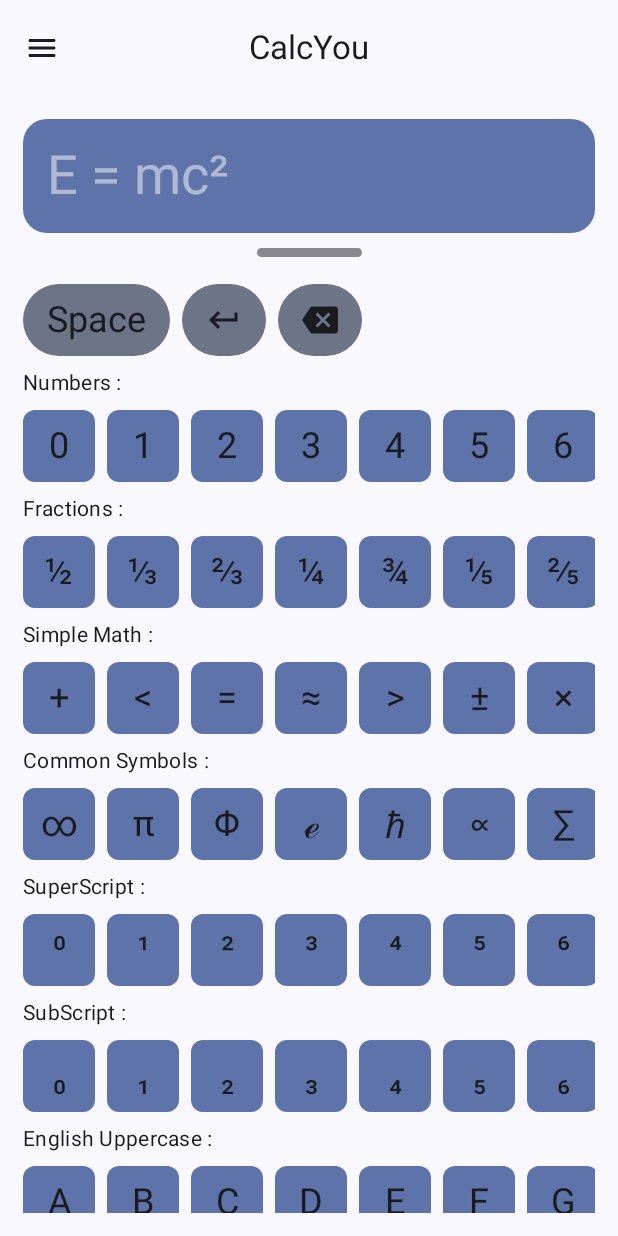
After one commit to you-apps/CalcYou, an Android app built with Jetpack Compose: the CharacterInputScreen screen opened through its navigation route, on a phone screen of 412 x 824 dp. The commit adds this screen. Run offline under Robolectric (Android 15) with nearby library versions, the phone set to English and light mode, and no system bars; libraries missing offline, so code that uses them is left out: org.javia.arity.

Commit message:
feat: add a character input pad

```diff
--- a/app/src/main/java/net/youapps/calcyou/Destination.kt
+++ b/app/src/main/java/net/youapps/calcyou/Destination.kt
@@ -25,6 +25,7 @@
     object Calculator : Destination("calculator")
 
     object Converters : Destination("converters")
+    object CharacterInput : Destination("character_input")
     sealed class Converter(
         override val route: String,
         @StringRes val resId: Int,
--- a/app/src/main/java/net/youapps/calcyou/NavHost.kt
+++ b/app/src/main/java/net/youapps/calcyou/NavHost.kt
@@ -6,6 +6,7 @@
 import androidx.navigation.compose.NavHost
 import androidx.navigation.compose.composable
 import net.youapps.calcyou.ui.CalculatorScreen
+import net.youapps.calcyou.ui.screens.CharacterInputScreen
 import net.youapps.calcyou.ui.screens.ConverterGridScreen
 import net.youapps.calcyou.ui.screens.ConverterScreen
 
@@ -26,6 +27,10 @@
             })
         }
 
+        composable(route = Destination.CharacterInput.route) {
+            CharacterInputScreen()
+        }
+
         Destination.Converter.values.forEach { converter ->
             composable(route = converter.route) {
                 ConverterScreen(converter = converter.converter, converterName = converter.resId)
--- /dev/null
+++ b/app/src/main/java/net/youapps/calcyou/data/InsertText.kt
@@ -0,0 +1,38 @@
+package net.youapps.calcyou.data
+
+import androidx.compose.ui.text.TextRange
+import androidx.compose.ui.text.input.TextFieldValue
+import androidx.compose.ui.text.input.getSelectedText
+import androidx.compose.ui.text.input.getTextAfterSelection
+import androidx.compose.ui.text.input.getTextBeforeSelection
+
+fun TextFieldValue.insertText(insertText: String): TextFieldValue {
+    val maxChars = text.length
+    val textBeforeSelection = getTextBeforeSelection(maxChars)
+    val textAfterSelection = getTextAfterSelection(maxChars)
+    val newText = "$textBeforeSelection$insertText$textAfterSelection"
+    val newCursorPosition = textBeforeSelection.length + insertText.length
+    return TextFieldValue(
+        text = newText,
+        selection = TextRange(newCursorPosition)
+    )
+}
+
+fun TextFieldValue.backSpace(): TextFieldValue {
+    val maxChars = text.length
+    val textBeforeSelection = getTextBeforeSelection(maxChars)
+    val textAfterSelection = getTextAfterSelection(maxChars)
+    val selectedText = getSelectedText()
+    if (textBeforeSelection.isEmpty() && selectedText.isEmpty()) return this
+    val newText =
+        if (selectedText.isEmpty()) {
+            "${textBeforeSelection.dropLast(1)}$textAfterSelection"
+        } else {
+            "$textBeforeSelection$textAfterSelection"
+        }
+    val newCursorPosition = textBeforeSelection.length - if (selectedText.isEmpty()) 1 else 0
+    return TextFieldValue(
+        text = newText,
+        selection = TextRange(newCursorPosition)
+    )
+}
--- /dev/null
+++ b/app/src/main/java/net/youapps/calcyou/data/KeyMap.kt
@@ -0,0 +1,251 @@
+package net.youapps.calcyou.data
+
+object KeyMap {
+    val numbers = arrayOf(
+        "0",
+        "1",
+        "2",
+        "3",
+        "4",
+        "5",
+        "6",
+        "7",
+        "8",
+        "9"
+    )
+    val superscriptNumbers = arrayOf(
+        "\u2070", // ⁰
+        "\u00B9", // ¹
+        "\u00B2", // ²
+        "\u00B3", // ³
+        "\u2074", // ⁴
+        "\u2075", // ⁵
+        "\u2076", // ⁶
+        "\u2077", // ⁷
+        "\u2078", // ⁸
+        "\u2079" // ⁹
+    )
+
+    val subscriptNumbers = arrayOf(
+        "\u2080", // ₀
+        "\u2081", // ₁
+        "\u2082", // ₂
+        "\u2083", // ₃
+        "\u2084", // ₄
+        "\u2085", // ₅
+        "\u2086", // ₆
+        "\u2087", // ₇
+        "\u2088", // ₈
+        "\u2089" // ₉
+    )
+
+    val arrows = arrayOf(
+        "\u2192", // →
+        "\u2190", // ←
+        "\u2191", // ↑
+        "\u2193", // ↓
+        "\u2194", // ↔
+        "\u2195", // ↕
+        "\u21cb", // ⇋
+        "\u21cc", // ⇌
+        "\u21c9", // ⇉
+        "\u21c4", // ⇄
+        "\u21c5", // ⇅
+        "\u21c6", // ⇆
+        "\u21c7", // ⇇
+        "\u21c8", // ⇈
+        "\u21ca", // ⇊
+        "\u21cd", // ⇍
+        "\u21ce", // ⇎
+        "\u21cf", // ⇏
+        "\u21d0", // ⇐
+        "\u21d1", // ⇑
+        "\u21d2", // ⇒
+        "\u21d3", // ⇓
+        "\u21d4", // ⇔
+        "\u21d5", // ⇕
+        "\u219e", // ↞
+        "\u219f", // ↟
+        "\u21a0", // ↠
+        "\u21a1", // ↡
+        "\u21be", // ↾
+        "\u21bf", // ↿
+        "\u21c0", // ⇀
+        "\u21c1", // ⇁
+        "\u21c2", // ⇂
+        "\u21c3" // ⇃
+    )
+
+    val simpleMath = arrayOf(
+        "\u002b", // +
+        "\u003c", // <
+        "\u003d", // =
+        "\u2248", // ≈
+        "\u003e", // >
+        "\u00b1", // ±
+        "\u00d7", // ×
+        "\u00f7", // ÷
+        "\u2044", // ⁄
+        "\u2052", // ⁒
+        "\u00b1", // ±
+        "\u007e", // ~
+        "\u00ac", // ¬
+        "\u2219", // ∙
+        "\u221b", // ∛
+        "\u221c", // ∜
+        "\u2264", // ≤
+        "\u2265" // ≥
+    )
+
+    val englishUppercaseLetters = arrayOf(
+        "\u0041", // A
+        "\u0042", // B
+        "\u0043", // C
+        "\u0044", // D
+        "\u0045", // E
+        "\u0046", // F
+        "\u0047", // G
+        "\u0048", // H
+        "\u0049", // I
+        "\u004A", // J
+        "\u004B", // K
+        "\u004C", // L
+        "\u004D", // M
+        "\u004E", // N
+        "\u004F", // O
+        "\u0050", // P
+        "\u0051", // Q
+        "\u0052", // R
+        "\u0053", // S
+        "\u0054", // T
+        "\u0055", // U
+        "\u0056", // V
+        "\u0057", // W
+        "\u0058", // X
+        "\u0059", // Y
+        "\u005A" // Z
+    )
+
+    val englishLowercaseLetters = arrayOf(
+        "\u0061", // a
+        "\u0062", // b
+        "\u0063", // c
+        "\u0064", // d
+        "\u0065", // e
+        "\u0066", // f
+        "\u0067", // g
+        "\u0068", // h
+        "\u0069", // i
+        "\u006A", // j
+        "\u006B", // k
+        "\u006C", // l
+        "\u006D", // m
+        "\u006E", // n
+        "\u006F", // o
+        "\u0070", // p
+        "\u0071", // q
+        "\u0072", // r
+        "\u0073", // s
+        "\u0074", // t
+        "\u0075", // u
+        "\u0076", // v
+        "\u0077", // w
+        "\u0078", // x
+        "\u0079", // y
+        "\u007A" // z
+    )
+
+    val greekUppercaseLetters = arrayOf(
+        "\u0391", // Α
+        "\u0392", // Β
+        "\u0393", // Γ
+        "\u0394", // Δ
+        "\u0395", // Ε
+        "\u0396", // Ζ
+        "\u0397", // Η
+        "\u0398", // Θ
+        "\u0399", // Ι
+        "\u039A", // Κ
+        "\u039B", // Λ
+        "\u039C", // Μ
+        "\u039D", // Ν
+        "\u039E", // Ξ
+        "\u039F", // Ο
+        "\u03A0", // Π
+        "\u03A1", // Ρ
+        "\u03A3", // Σ
+        "\u03A4", // Τ
+        "\u03A5", // Υ
+        "\u03A6", // Φ
+        "\u03A7", // Χ
+        "\u03A8", // Ψ
+        "\u03A9" // Ω
+    )
+    val greekLowercaseLetters = arrayOf(
+        "\u03B1", // α
+        "\u03B2", // β
+        "\u03B3", // γ
+        "\u03B4", // δ
+        "\u03B5", // ε
+        "\u03B6", // ζ
+        "\u03B7", // η
+        "\u03B8", // θ
+        "\u03B9", // ι
+        "\u03BA", // κ
+        "\u03BB", // λ
+        "\u03BC", // μ
+        "\u03BD", // ν
+        "\u03BE", // ξ
+        "\u03BF", // ο
+        "\u03C0", // π
+        "\u03C1", // ρ
+        "\u03C2", // ς
+        "\u03C3", // σ
+        "\u03C4", // τ
+        "\u03C5", // υ
+        "\u03C6", // φ
+        "\u03C7", // χ
+        "\u03C8", // ψ
+        "\u03C9" // ω
+    )
+
+    val scienceSymbols = arrayOf(
+        "\u221e", // ∞
+        "\u03C0", // π
+        "\u03A6", // Φ
+        "\u212F", // ℯ
+        "\u210F", // ℏ
+        "\u221d", // ∝
+        "\u2211", // ∑
+        "\u222B", // ∫
+        "\u222C", // ∬
+        "\u222D", // ∭
+        "\u222E", // ∮
+        "\u222F", // ∯
+        "\u2202", // ∂
+        "\u2206", // ∆
+        "\u2207", // ∇
+        "\u220F", // ∏
+        "\u2229", // ∩
+        "\u222a", // ∪
+        "\u2220" // ∠
+    )
+
+    val fractions = arrayOf(
+        "\u00BD", // ½ one-half
+        "\u2153", // ⅓ one-third
+        "\u2154", // ⅔ two-thirds
+        "\u00BC", // ¼ one-quarter
+        "\u00BE", // ¾ three-quarters
+        "\u2155", // ⅕ one-fifth
+        "\u2156", // ⅖ two-fifths
+        "\u2157", // ⅗ three-fifths
+        "\u2158", // ⅘ four-fifths
+        "\u2159", // ⅙ one-sixth
+        "\u215A", // ⅚ five-sixths
+        "\u215B", // ⅛ one-eighth
+        "\u215C", // ⅜ three-eighths
+        "\u215D", // ⅝ five-eighths
+        "\u215E" // ⅞ seven-eighths
+    )
+}
--- a/app/src/main/java/net/youapps/calcyou/ui/components/NavDrawerContent.kt
+++ b/app/src/main/java/net/youapps/calcyou/ui/components/NavDrawerContent.kt
@@ -10,6 +10,7 @@
 import androidx.compose.foundation.lazy.LazyColumn
 import androidx.compose.material.icons.Icons
 import androidx.compose.material.icons.rounded.Calculate
+import androidx.compose.material.icons.rounded.KeyboardAlt
 import androidx.compose.material.icons.rounded.WifiProtectedSetup
 import androidx.compose.material3.Icon
 import androidx.compose.material3.MaterialTheme
@@ -88,6 +89,22 @@
                     }
                 )
             }
+            item {
+                NavigationDrawerItem(
+                    icon = {
+                        Icon(
+                            imageVector = Icons.Rounded.KeyboardAlt,
+                            contentDescription = null
+                        )
+                    },
+                    label = { Text(text = stringResource(id = R.string.character_input)) },
+                    selected = Destination.CharacterInput == currentDestination,
+                    onClick = {
+                        view.playSoundEffect(SoundEffectConstants.CLICK)
+                        onDestinationSelected(Destination.CharacterInput)
+                    }
+                )
+            }
         }
     }
 }
--- /dev/null
+++ b/app/src/main/java/net/youapps/calcyou/ui/components/buttons/KeyRow.kt
@@ -0,0 +1,36 @@
+package net.youapps.calcyou.ui.components.buttons
+
+import androidx.compose.foundation.horizontalScroll
+import androidx.compose.foundation.layout.Arrangement
+import androidx.compose.foundation.layout.Column
+import androidx.compose.foundation.layout.Row
+import androidx.compose.foundation.layout.fillMaxWidth
+import androidx.compose.foundation.layout.padding
+import androidx.compose.foundation.rememberScrollState
+import androidx.compose.material3.MaterialTheme
+import androidx.compose.material3.Text
+import androidx.compose.runtime.Composable
+import androidx.compose.ui.Modifier
+import androidx.compose.ui.unit.dp
+
+@Composable
+fun KeyRow(
+    title: String,
+    items: Array<String>,
+    onKeyPress: (String) -> Unit
+) {
+    Column(Modifier.fillMaxWidth()) {
+        val scrollState = rememberScrollState()
+        Text(text = title, style = MaterialTheme.typography.bodyMedium)
+        Row(
+            modifier = Modifier
+                .horizontalScroll(scrollState)
+                .padding(vertical = 8.dp),
+            horizontalArrangement = Arrangement.spacedBy(8.dp)
+        ) {
+            items.forEach { item ->
+                KeyboardKey(keyboardKey = item, onClick = { onKeyPress(item) })
+            }
+        }
+    }
+}
--- /dev/null
+++ b/app/src/main/java/net/youapps/calcyou/ui/components/buttons/KeyboardKey.kt
@@ -0,0 +1,82 @@
+package net.youapps.calcyou.ui.components.buttons
+
+import android.view.SoundEffectConstants
+import androidx.compose.foundation.background
+import androidx.compose.foundation.clickable
+import androidx.compose.foundation.layout.Box
+import androidx.compose.foundation.layout.height
+import androidx.compose.foundation.layout.padding
+import androidx.compose.foundation.layout.size
+import androidx.compose.foundation.shape.RoundedCornerShape
+import androidx.compose.material3.Icon
+import androidx.compose.material3.MaterialTheme
+import androidx.compose.material3.Text
+import androidx.compose.runtime.Composable
+import androidx.compose.ui.Alignment
+import androidx.compose.ui.Modifier
+import androidx.compose.ui.draw.clip
+import androidx.compose.ui.graphics.vector.ImageVector
+import androidx.compose.ui.platform.LocalView
+import androidx.compose.ui.unit.dp
+
+@Composable
+fun KeyboardKey(
+    keyboardKey: String,
+    onClick: () -> Unit
+) {
+    val view = LocalView.current
+    Box(
+        modifier = Modifier
+            .clip(shape = RoundedCornerShape(8.dp))
+            .background(MaterialTheme.colorScheme.primaryContainer)
+            .size(48.dp)
+            .clickable {
+                onClick()
+                view.playSoundEffect(SoundEffectConstants.CLICK)
+            },
+        contentAlignment = Alignment.Center
+    ) {
+        Text(
+            keyboardKey,
+            Modifier
+                .padding(4.dp),
+            style = MaterialTheme.typography.headlineSmall
+
+        )
+    }
+}
+
+@Composable
+fun KeyboardSpecialKey(
+    keyboardKey: String,
+    onClick: () -> Unit,
+    icon: ImageVector? = null
+) {
+    val view = LocalView.current
+    Box(
+        modifier = Modifier
+            .clip(RoundedCornerShape(50))
+            .height(48.dp)
+            .background(MaterialTheme.colorScheme.secondaryContainer)
+            .clickable {
+                onClick()
+                view.playSoundEffect(SoundEffectConstants.CLICK)
+            },
+        contentAlignment = Alignment.Center
+    ) {
+        if (icon != null) {
+            Icon(
+                imageVector = icon,
+                contentDescription = keyboardKey,
+                modifier = Modifier.padding(horizontal = 16.dp)
+            )
+        } else {
+            Text(
+                keyboardKey,
+                Modifier
+                    .padding(vertical = 4.dp, horizontal = 16.dp),
+                style = MaterialTheme.typography.headlineSmall
+            )
+        }
+    }
+}
--- /dev/null
+++ b/app/src/main/java/net/youapps/calcyou/ui/components/buttons/KeyboardPanel.kt
@@ -0,0 +1,56 @@
+package net.youapps.calcyou.ui.components.buttons
+
+import androidx.compose.foundation.layout.Column
+import androidx.compose.foundation.rememberScrollState
+import androidx.compose.foundation.verticalScroll
+import androidx.compose.runtime.Composable
+import androidx.compose.ui.Modifier
+import androidx.compose.ui.res.stringResource
+import net.youapps.calcyou.R
+import net.youapps.calcyou.data.KeyMap
+
+@Composable
+fun KeyboardPanel(onKeyPress: (String) -> Unit, modifier: Modifier = Modifier) {
+    val scrollState = rememberScrollState()
+    Column(modifier = modifier.verticalScroll(scrollState)) {
+        KeyRow(title = stringResource(R.string.numbers), items = KeyMap.numbers, onKeyPress)
+        KeyRow(title = stringResource(R.string.fractions), items = KeyMap.fractions, onKeyPress)
+        KeyRow(title = stringResource(R.string.simple_math), items = KeyMap.simpleMath, onKeyPress)
+        KeyRow(
+            title = stringResource(R.string.common_symbols),
+            items = KeyMap.scienceSymbols,
+            onKeyPress
+        )
+        KeyRow(
+            title = stringResource(R.string.superscript),
+            items = KeyMap.superscriptNumbers,
+            onKeyPress
+        )
+        KeyRow(
+            title = stringResource(R.string.subscript),
+            items = KeyMap.subscriptNumbers,
+            onKeyPress
+        )
+        KeyRow(
+            title = stringResource(R.string.english_uppercase),
+            items = KeyMap.englishUppercaseLetters,
+            onKeyPress
+        )
+        KeyRow(
+            title = stringResource(R.string.english_lowercase),
+            items = KeyMap.englishLowercaseLetters,
+            onKeyPress
+        )
+        KeyRow(
+            title = stringResource(R.string.greek_uppercase),
+            items = KeyMap.greekUppercaseLetters,
+            onKeyPress
+        )
+        KeyRow(
+            title = stringResource(R.string.greek_lowercase),
+            items = KeyMap.greekLowercaseLetters,
+            onKeyPress
+        )
+        KeyRow(title = stringResource(R.string.arrows), items = KeyMap.arrows, onKeyPress)
+    }
+}
--- /dev/null
+++ b/app/src/main/java/net/youapps/calcyou/ui/screens/CharacterInputScreen.kt
@@ -0,0 +1,117 @@
+package net.youapps.calcyou.ui.screens
+
+import androidx.compose.foundation.horizontalScroll
+import androidx.compose.foundation.layout.Arrangement
+import androidx.compose.foundation.layout.Column
+import androidx.compose.foundation.layout.Row
+import androidx.compose.foundation.layout.fillMaxSize
+import androidx.compose.foundation.layout.fillMaxWidth
+import androidx.compose.foundation.layout.padding
+import androidx.compose.foundation.layout.size
+import androidx.compose.foundation.rememberScrollState
+import androidx.compose.foundation.shape.RoundedCornerShape
+import androidx.compose.material.icons.Icons
+import androidx.compose.material.icons.filled.Backspace
+import androidx.compose.material.icons.filled.KeyboardReturn
+import androidx.compose.material3.Divider
+import androidx.compose.material3.MaterialTheme
+import androidx.compose.material3.Text
+import androidx.compose.material3.TextField
+import androidx.compose.material3.TextFieldDefaults
+import androidx.compose.runtime.Composable
+import androidx.compose.runtime.getValue
+import androidx.compose.runtime.mutableStateOf
+import androidx.compose.runtime.remember
+import androidx.compose.runtime.setValue
+import androidx.compose.ui.Alignment
+import androidx.compose.ui.Modifier
+import androidx.compose.ui.draw.clip
+import androidx.compose.ui.graphics.Color
+import androidx.compose.ui.res.stringResource
+import androidx.compose.ui.text.input.TextFieldValue
+import androidx.compose.ui.tooling.preview.Preview
+import androidx.compose.ui.unit.dp
+import net.youapps.calcyou.R
+import net.youapps.calcyou.data.backSpace
+import net.youapps.calcyou.data.insertText
+import net.youapps.calcyou.ui.components.buttons.KeyboardPanel
+import net.youapps.calcyou.ui.components.buttons.KeyboardSpecialKey
+
+@Composable
+fun CharacterInputScreen() {
+    Column(
+        modifier = Modifier
+            .padding(15.dp)
+            .fillMaxSize()
+    ) {
+        var textFieldValue by remember { mutableStateOf(TextFieldValue("")) }
+        TextField(
+            value = textFieldValue,
+            onValueChange = { textFieldValue = it },
+            placeholder = {
+                Text(
+                    text = "E = mc²",
+                    style = MaterialTheme.typography.displaySmall,
+                    color = MaterialTheme.colorScheme.onPrimaryContainer.copy(alpha = 0.5f)
+                )
+            },
+            textStyle = MaterialTheme.typography.displaySmall,
+            modifier = Modifier.fillMaxWidth(),
+            colors = TextFieldDefaults.colors(
+                focusedContainerColor = MaterialTheme.colorScheme.primaryContainer,
+                unfocusedContainerColor = MaterialTheme.colorScheme.primaryContainer,
+                disabledContainerColor = Color.Transparent,
+                focusedIndicatorColor = Color.Transparent,
+                unfocusedIndicatorColor = Color.Transparent,
+                disabledIndicatorColor = Color.Transparent
+            ),
+            shape = RoundedCornerShape(16.dp)
+        )
+
+        Divider(
+            color = MaterialTheme.colorScheme.onSurface.copy(alpha = 0.5f),
+            modifier = Modifier
+                .align(Alignment.CenterHorizontally)
+                .padding(10.dp)
+                .size(70.dp, 6.dp)
+                .clip(RoundedCornerShape(50))
+        )
+        val rowScrollState = rememberScrollState()
+        Row(
+            modifier = Modifier
+                .horizontalScroll(rowScrollState)
+                .padding(vertical = 8.dp),
+            horizontalArrangement = Arrangement.spacedBy(8.dp)
+        ) {
+            KeyboardSpecialKey(
+                keyboardKey = stringResource(R.string.space),
+                onClick = { textFieldValue = textFieldValue.insertText(" ") }
+            )
+            KeyboardSpecialKey(
+                keyboardKey = stringResource(R.string.carriage_return),
+                icon = Icons.Default.KeyboardReturn,
+                onClick = { textFieldValue = textFieldValue.insertText("\n") }
+            )
+            KeyboardSpecialKey(
+                keyboardKey = stringResource(R.string.backspace),
+                icon = Icons.Default.Backspace,
+                onClick = {
+                    textFieldValue = textFieldValue.backSpace()
+                }
+            )
+        }
+        KeyboardPanel(
+            onKeyPress = {
+                textFieldValue = textFieldValue.insertText(it)
+            }, modifier = Modifier
+                .fillMaxWidth()
+                .weight(1f)
+        )
+    }
+}
+
+@Preview(showBackground = true)
+@Composable
+fun KeypadScreenPreview() {
+    CharacterInputScreen()
+}
--- a/app/src/main/res/values/strings.xml
+++ b/app/src/main/res/values/strings.xml
@@ -67,4 +67,19 @@
     <string name="fahrenheit">Fahrenheit</string>
     <string name="kelvin">Kelvin</string>
     <string name="converter">Unit Converter</string>
+    <string name="numbers">Numbers :</string>
+    <string name="fractions">Fractions :</string>
+    <string name="simple_math">Simple Math :</string>
+    <string name="common_symbols">Common Symbols :</string>
+    <string name="superscript">SuperScript :</string>
+    <string name="subscript">SubScript :</string>
+    <string name="english_uppercase">English Uppercase :</string>
+    <string name="english_lowercase">English Lowercase :</string>
+    <string name="greek_uppercase">Greek Uppercase :</string>
+    <string name="greek_lowercase">Greek Lowercase :</string>
+    <string name="arrows">Arrows :</string>
+    <string name="backspace">BackSpace</string>
+    <string name="carriage_return">Carriage Return</string>
+    <string name="space">Space</string>
+    <string name="character_input">Character Input</string>
 </resources>
```
